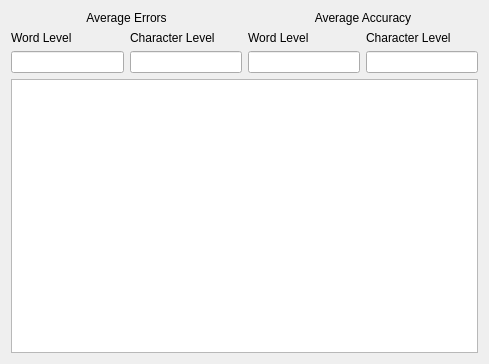
UDAAN-LEAP/leap-pe-tool, file FrameWorkCode/averageaccuracies.ui: the form before one commit.
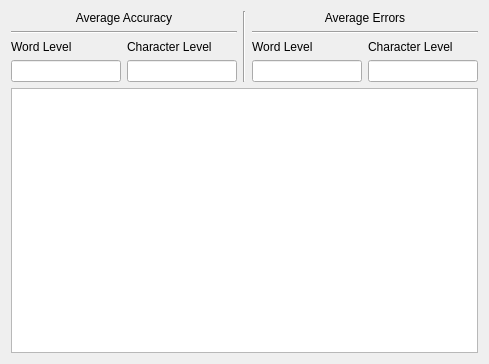
The form after the commit.

```diff
--- a/FrameWorkCode/averageaccuracies.ui
+++ b/FrameWorkCode/averageaccuracies.ui
@@ -15,53 +15,7 @@
   </property>
   <layout class="QVBoxLayout" name="verticalLayout_13">
    <item>
-    <layout class="QHBoxLayout" name="horizontalLayout_5">
-     <item>
-      <layout class="QVBoxLayout" name="verticalLayout_10">
-       <item>
-        <widget class="QLabel" name="label_10">
-         <property name="text">
-          <string>Average Errors</string>
-         </property>
-         <property name="alignment">
-          <set>Qt::AlignCenter</set>
-         </property>
-        </widget>
-       </item>
-       <item>
-        <layout class="QHBoxLayout" name="horizontalLayout_4">
-         <item>
-          <layout class="QVBoxLayout" name="verticalLayout_11">
-           <item>
-            <widget class="QLabel" name="label_11">
-             <property name="text">
-              <string>Word Level</string>
-             </property>
-            </widget>
-           </item>
-           <item>
-            <widget class="QLineEdit" name="avgworderrors"/>
-           </item>
-          </layout>
-         </item>
-         <item>
-          <layout class="QVBoxLayout" name="verticalLayout_12">
-           <item>
-            <widget class="QLabel" name="label_12">
-             <property name="text">
-              <string>Character Level</string>
-             </property>
-            </widget>
-           </item>
-           <item>
-            <widget class="QLineEdit" name="avgcharerrors"/>
-           </item>
-          </layout>
-         </item>
-        </layout>
-       </item>
-      </layout>
-     </item>
+    <layout class="QHBoxLayout" name="horizontalLayout">
      <item>
       <layout class="QVBoxLayout" name="verticalLayout_7">
        <item>
@@ -74,6 +28,13 @@
          </property>
         </widget>
        </item>
+       <item>
+        <widget class="Line" name="line_3">
+         <property name="orientation">
+          <enum>Qt::Horizontal</enum>
+         </property>
+        </widget>
+       </item>
        <item>
         <layout class="QHBoxLayout" name="horizontalLayout_3">
          <item>
@@ -86,7 +47,14 @@
             </widget>
            </item>
            <item>
-            <widget class="QLineEdit" name="avgwordacc"/>
+            <widget class="QLineEdit" name="avgwordacc">
+             <property name="dragEnabled">
+              <bool>true</bool>
+             </property>
+             <property name="readOnly">
+              <bool>true</bool>
+             </property>
+            </widget>
            </item>
           </layout>
          </item>
@@ -100,7 +68,88 @@
             </widget>
            </item>
            <item>
-            <widget class="QLineEdit" name="avgcharacc"/>
+            <widget class="QLineEdit" name="avgcharacc">
+             <property name="dragEnabled">
+              <bool>true</bool>
+             </property>
+             <property name="readOnly">
+              <bool>true</bool>
+             </property>
+            </widget>
+           </item>
+          </layout>
+         </item>
+        </layout>
+       </item>
+      </layout>
+     </item>
+     <item>
+      <widget class="Line" name="line_2">
+       <property name="orientation">
+        <enum>Qt::Vertical</enum>
+       </property>
+      </widget>
+     </item>
+     <item>
+      <layout class="QVBoxLayout" name="verticalLayout_10">
+       <item>
+        <widget class="QLabel" name="label_10">
+         <property name="text">
+          <string>Average Errors</string>
+         </property>
+         <property name="alignment">
+          <set>Qt::AlignCenter</set>
+         </property>
+        </widget>
+       </item>
+       <item>
+        <widget class="Line" name="line">
+         <property name="orientation">
+          <enum>Qt::Horizontal</enum>
+         </property>
+        </widget>
+       </item>
+       <item>
+        <layout class="QHBoxLayout" name="horizontalLayout_4">
+         <item>
+          <layout class="QVBoxLayout" name="verticalLayout_11">
+           <item>
+            <widget class="QLabel" name="label_11">
+             <property name="text">
+              <string>Word Level</string>
+             </property>
+            </widget>
+           </item>
+           <item>
+            <widget class="QLineEdit" name="avgworderrors">
+             <property name="dragEnabled">
+              <bool>true</bool>
+             </property>
+             <property name="readOnly">
+              <bool>true</bool>
+             </property>
+            </widget>
+           </item>
+          </layout>
+         </item>
+         <item>
+          <layout class="QVBoxLayout" name="verticalLayout_12">
+           <item>
+            <widget class="QLabel" name="label_12">
+             <property name="text">
+              <string>Character Level</string>
+             </property>
+            </widget>
+           </item>
+           <item>
+            <widget class="QLineEdit" name="avgcharerrors">
+             <property name="dragEnabled">
+              <bool>true</bool>
+             </property>
+             <property name="readOnly">
+              <bool>true</bool>
+             </property>
+            </widget>
            </item>
           </layout>
          </item>
```
Left out of the diff: 2 changed lines with no effect on the pictures.
